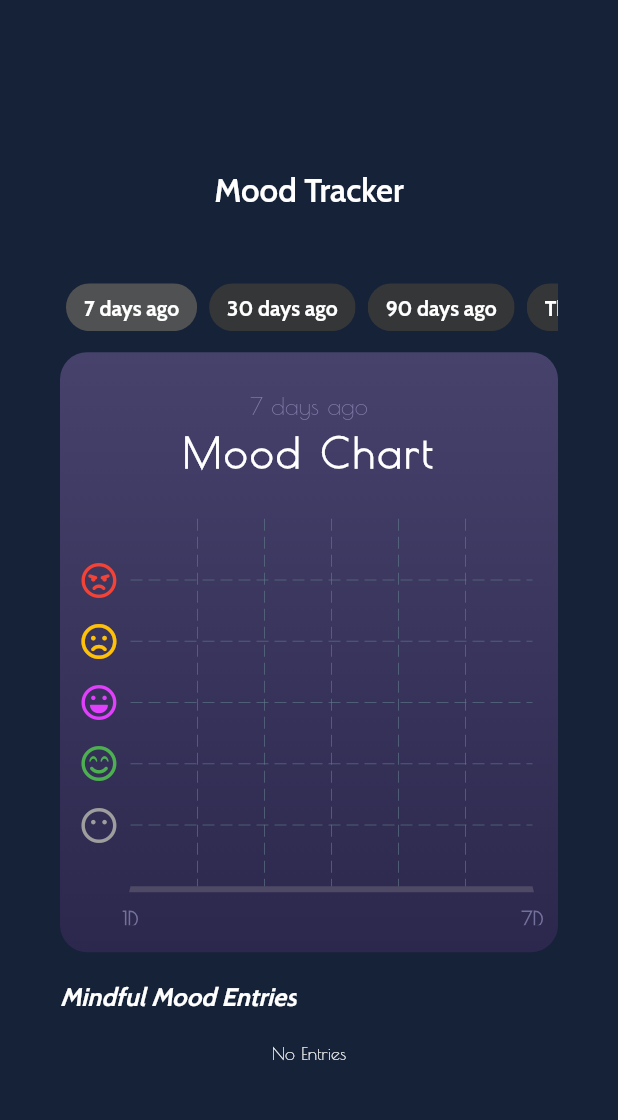
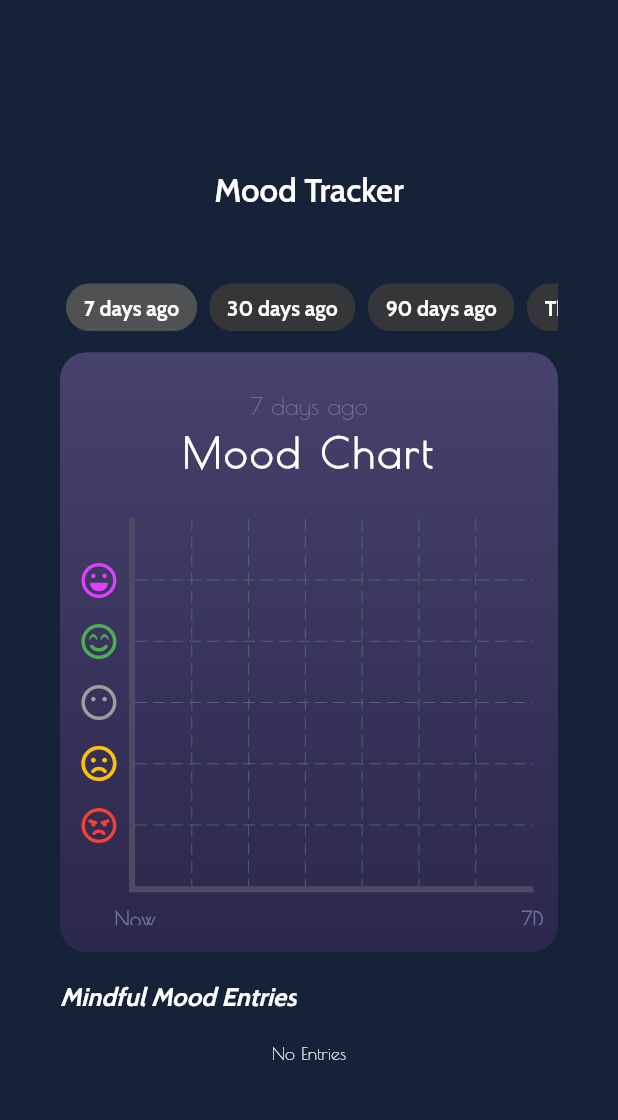
Before and after one commit to hamskrr/MindSeriesStudio, a Flutter app: the MoodTrackerEntriesPage screen opened directly, on a phone screen of 412 x 824 dp, the part 58-1178 px from its top. Run offline on Flutter 3.47's test engine with Material 2 defaults, Android fonts, the phone set to English and light mode, and no system bars; drawn by our look-alikes of fl_chart; our stand-ins replace badges, carousel_slider, cloud_firestore, file_picker, firebase_auth, firebase_core and 8 more; accounts and stored records are empty; network calls fail.

```diff
--- a/lib/components /image_viewer.dart
+++ b/lib/components /image_viewer.dart
@@ -12,7 +12,7 @@ class _MSImageViewerState extends State<MSImageViewer> {
   @override
   Widget build(BuildContext context) {
     return Container(
-      child: Image(image: NetworkImage(widget.image)),
+      child: Image(width: MediaQuery.of(context).size.width,height: MediaQuery.of(context).size.height,image: NetworkImage(widget.image),fit: BoxFit.cover,),
     );
   }
 }
--- a/lib/models/db_service.dart
+++ b/lib/models/db_service.dart
@@ -144,7 +144,7 @@ print(from);
 print(to);
       FirebaseFirestore.instance.collection("UserJournal")
           .doc(uid)
-          .collection("MoodTracker")
+          .collection("MoodTracker").orderBy("timestamp")
           .where("timestamp", isGreaterThanOrEqualTo: from, isLessThanOrEqualTo: to)
           .snapshots().listen((event) {
         List<Mood> entries = [];
--- a/lib/pages/homepage/moodtrackerentries.dart
+++ b/lib/pages/homepage/moodtrackerentries.dart
@@ -157,10 +157,7 @@ class _MoodTrackerEntriesPageState extends State<MoodTrackerEntriesPage> {
     Widget text;
     switch (value.toInt()) {
       case 0:
-        text = const Text('Day 0', style: style);
-        break;
-      case 1:
-        text = const Text('1D', style: style);
+        text = const Text('Now', style: style);
         break;
       case 7:
         text = const Text('7D', style: style);
@@ -193,19 +190,19 @@ class _MoodTrackerEntriesPageState extends State<MoodTrackerEntriesPage> {
     );
     MoodTrackerReaction reaction;
     switch (value.toInt()) {
-      case 1:
+      case 3:
        reaction = MoodTrackerReaction.neutral;
         break;
-      case 2:
+      case 4:
         reaction = MoodTrackerReaction.good;
         break;
-      case 3:
+      case 5:
         reaction = MoodTrackerReaction.great;
         break;
-      case 4:
+      case 2:
         reaction = MoodTrackerReaction.sad;
         break;
-      case 5:
+      case 1:
         reaction = MoodTrackerReaction.miserable;
         break;
       default:
@@ -219,25 +216,28 @@ class _MoodTrackerEntriesPageState extends State<MoodTrackerEntriesPage> {
 
     num maxDay = 1;
     LineChartBarData bar_data = LineChartBarData(
-      isCurved: true,
+      isCurved: false,
+      preventCurveOverShooting: true,
       color: const Color(0x99aa4cfc),
       barWidth: 4,
       isStrokeCapRound: true,
-      dotData: FlDotData(show: false),
+      dotData: FlDotData(show: true),
       belowBarData: BarAreaData(
         show: true,
         color: const Color(0x33aa4cfc),
       ),
       spots: moods.map((e) {
         maxDay = max(maxDay,DateTime.now().difference(DateTime.fromMillisecondsSinceEpoch(e.timestamp.toInt())).inDays.toDouble());
-        return FlSpot(DateTime.now().difference(DateTime.fromMillisecondsSinceEpoch(e.timestamp.toInt())).inDays.toDouble(),e.reaction?.value??0);}).toList(),
+       final day = DateTime.now().difference(DateTime.fromMillisecondsSinceEpoch(e.timestamp.toInt())).inDays.toDouble();
+       print("${DateFormat.yMMMd().format(DateTime.fromMillisecondsSinceEpoch(e.timestamp.toInt()))} , $day <-> ${e.reaction?.value}");
+        return FlSpot(day,e.reaction?.value??0);}).toList(),
     );
 
     LineChartData data = LineChartData(
       lineTouchData: LineTouchData(
         handleBuiltInTouches: true,
         touchTooltipData: LineTouchTooltipData(
-          tooltipBgColor: Colors.blueGrey.withOpacity(0.8),
+          tooltipBgColor: Colors.white.withOpacity(0.8),
         ),
       ),
       gridData: FlGridData(show: true),
@@ -269,13 +269,14 @@ class _MoodTrackerEntriesPageState extends State<MoodTrackerEntriesPage> {
         show: true,
         border: const Border(
           bottom: BorderSide(color: Color(0xff4e4965), width: 4),
-          left: BorderSide(color: Colors.transparent),
+          left: BorderSide(color: Color(0xff4e4965), width: 4),
           right: BorderSide(color: Colors.transparent),
           top: BorderSide(color: Colors.transparent),
         ),
       ),
       lineBarsData: [bar_data],
-      minX: 1,
+      minX: 0,
+
       maxX: curFilter == dayFilter[0] ? 7 :
       curFilter == dayFilter[1] ? 30 :
       curFilter == dayFilter[2] ? 90 : 365 ,
@@ -414,13 +415,16 @@ class _MoodTrackerEntriesPageState extends State<MoodTrackerEntriesPage> {
                       color: Colors.white,
                     ),
                   ),
-                  Text(
+                  Padding(
+                    padding: const EdgeInsets.all(8.0),
+                    child: Text(
                       moods[index].notes??"",
                       style: TextStyle(
                         fontStyle: FontStyle.italic,
                         fontSize: 10,
                         fontWeight: FontWeight.w500,
                         color: Colors.white,
+                      ),
                     ),
                   ),
                 ],
--- a/lib/pages/homepage/profile_page.dart
+++ b/lib/pages/homepage/profile_page.dart
@@ -420,12 +420,12 @@ class _ProfilePageState extends State<ProfilePage> {
     //uploadImage..
 
     Profile p = Provider.of<ProfileProvider>(context,listen: false).currentProfile!;
-    String? url = await DBProvider.of(context)?.db?.uploadImage(p.uid,bytes!,filename:"${p.uid}/profilePic");
+    String? url = bytes!=null ? await DBProvider.of(context)?.db?.uploadImage(p.uid,bytes!,filename:"${p.uid}/profilePic"):null;
     p.username = unameController.text;
     p.lname = lnameController.text;
     p.fname = fnameController.text;
     p.email = emailController.text;
-    p.picture = url;
+    p.picture = url??p.picture;
     Provider.of<ProfileProvider>(context,listen: false).updateProfile(p);
     await DBProvider.of(context)?.db?.saveProfile(profile: Provider.of<ProfileProvider>(context,listen: false).currentProfile!);
     setState(() {
```
Also changed, not shown: lib/components /JournalEntryPage.dart (+46 -34 lines), lib/models/mood.dart (+8 -8 lines). Lines whose indentation alone changed are shown as unchanged.
